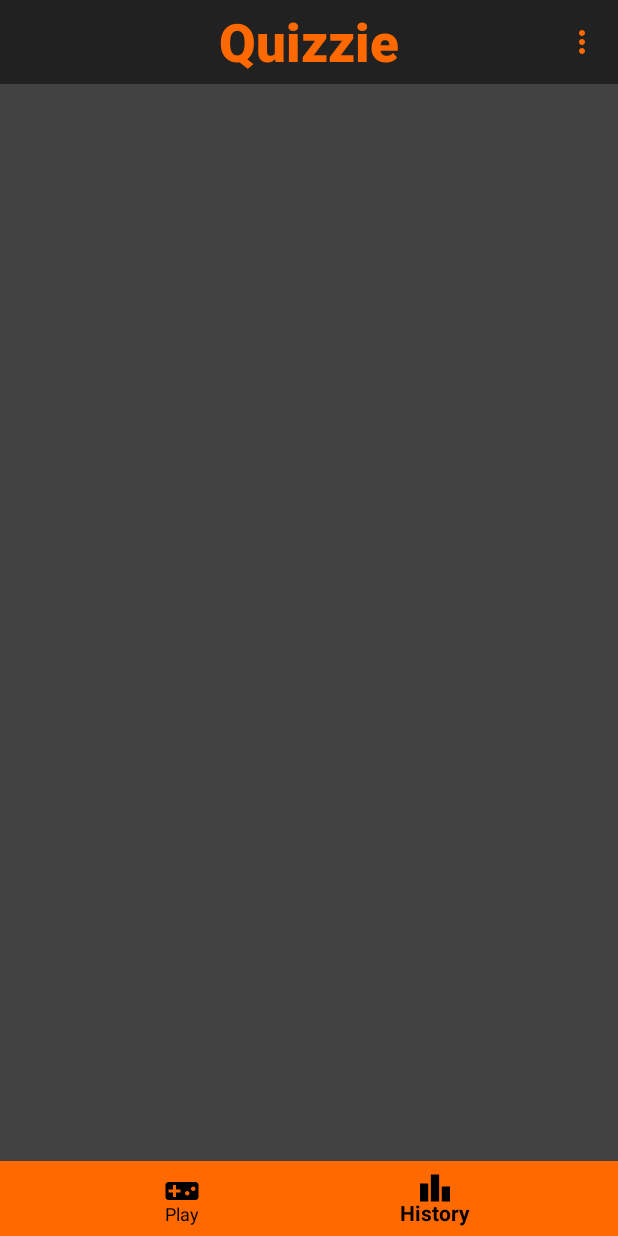
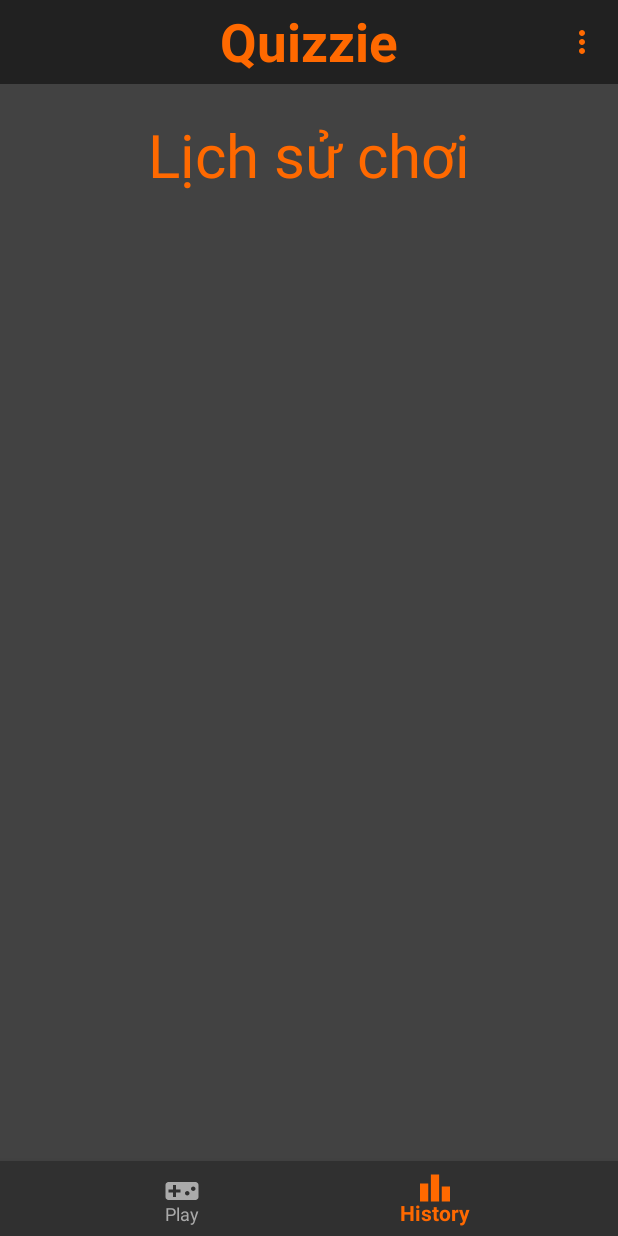
Before and after one commit to MingDeCalax/Project_LTTBDD_CuoiKi, an Android app: the MainActivity screen opened directly, with no data from a screen before it, item 2 of the bottom bar chosen, on a phone screen of 412 x 824 dp. Run offline under Robolectric (Android 15) with nearby library versions, the phone set to English and light mode, and no system bars; Roboto replaces fonts that are not available here.

Commit message:
edit minority of the design

```diff
--- a/app/src/main/java/com/example/quizzie_final/MainActivity.java
+++ b/app/src/main/java/com/example/quizzie_final/MainActivity.java
@@ -174,27 +174,27 @@ public class MainActivity extends AppCompatActivity {
         String topic;
         switch (view.getId()) {
             case R.id.math_button:
-                topic = "math";
+                topic = "Math";
                 break;
             case R.id.economics_button:
-                topic = "economics";
+                topic = "Economics";
                 break;
             case R.id.geography_button:
-                topic = "geography";
+                topic = "Geography";
                 break;
             case R.id.literature_button:
-                topic = "literature";
+                topic = "Literature";
                 break;
             case R.id.music_button:
-                topic = "music";
+                topic = "Music";
                 break;
             case R.id.sports_button:
-                topic = "sports";
+                topic = "Sports";
                 break;
             default:
                 topic = "";
         }
-        HistoryFragment.setTopic(topic);
+        HistoryFragment.setTopic(topic.toLowerCase());
         ResultFragment.setTopic(topic);
         mainFrag = new FragmentDifficult();
         replaceFragment(mainFrag);
--- /dev/null
+++ b/app/src/main/res/color/navibuttoncolor.xml
@@ -0,0 +1,5 @@
+<?xml version="1.0" encoding="utf-8"?>
+<selector xmlns:android="http://schemas.android.com/apk/res/android">
+    <item android:state_checked="true" android:color="@color/colorButton"/>
+    <item android:state_checked="false" android:color="@android:color/darker_gray" />
+</selector>
--- a/app/src/main/res/drawable/game_icon.xml
+++ b/app/src/main/res/drawable/game_icon.xml
@@ -1,5 +1,5 @@
-<vector android:height="24dp" android:tint="#FF6900"
+<vector android:height="24dp" android:tint="@android:color/darker_gray"
     android:viewportHeight="24" android:viewportWidth="24"
     android:width="24dp" xmlns:android="http://schemas.android.com/apk/res/android">
-    <path android:fillColor="@android:color/white" android:pathData="M21,6L3,6c-1.1,0 -2,0.9 -2,2v8c0,1.1 0.9,2 2,2h18c1.1,0 2,-0.9 2,-2L23,8c0,-1.1 -0.9,-2 -2,-2zM11,13L8,13v3L6,16v-3L3,13v-2h3L6,8h2v3h3v2zM15.5,15c-0.83,0 -1.5,-0.67 -1.5,-1.5s0.67,-1.5 1.5,-1.5 1.5,0.67 1.5,1.5 -0.67,1.5 -1.5,1.5zM19.5,12c-0.83,0 -1.5,-0.67 -1.5,-1.5S18.67,9 19.5,9s1.5,0.67 1.5,1.5 -0.67,1.5 -1.5,1.5z"/>
+    <path android:fillColor="@android:color/black" android:pathData="M21,6L3,6c-1.1,0 -2,0.9 -2,2v8c0,1.1 0.9,2 2,2h18c1.1,0 2,-0.9 2,-2L23,8c0,-1.1 -0.9,-2 -2,-2zM11,13L8,13v3L6,16v-3L3,13v-2h3L6,8h2v3h3v2zM15.5,15c-0.83,0 -1.5,-0.67 -1.5,-1.5s0.67,-1.5 1.5,-1.5 1.5,0.67 1.5,1.5 -0.67,1.5 -1.5,1.5zM19.5,12c-0.83,0 -1.5,-0.67 -1.5,-1.5S18.67,9 19.5,9s1.5,0.67 1.5,1.5 -0.67,1.5 -1.5,1.5z"/>
 </vector>
--- a/app/src/main/res/drawable/history_icon.xml
+++ b/app/src/main/res/drawable/history_icon.xml
@@ -1,4 +1,4 @@
-<vector android:height="24dp" android:tint="#FF6900"
+<vector android:height="24dp" android:tint="@android:color/darker_gray"
     android:viewportHeight="24" android:viewportWidth="24"
     android:width="24dp" xmlns:android="http://schemas.android.com/apk/res/android">
     <path android:fillColor="@android:color/white" android:pathData="M7.5,21H2V9h5.5V21zM14.75,3h-5.5v18h5.5V3zM22,11h-5.5v10H22V11z"/>
--- a/app/src/main/res/layout/activity_main.xml
+++ b/app/src/main/res/layout/activity_main.xml
@@ -27,9 +27,11 @@
     <com.google.android.material.bottomnavigation.BottomNavigationView
         android:id="@+id/bottomNavigationView"
         android:layout_width="match_parent"
-        android:background="@color/colorButton"
+        android:background="@color/background_material_dark"
+        app:itemIconTint="@color/navibuttoncolor"
+        app:itemTextColor="@color/navibuttoncolor"
         android:layout_height="50dp"
-        app:itemRippleColor="@color/cardview_dark_background"
+        app:itemRippleColor="@color/colorButton"
         app:layout_constraintBottom_toBottomOf="parent"
         app:menu="@menu/bottom_nav_menu"
         tools:layout_editor_absoluteX="0dp"
--- a/app/src/main/res/layout/history_fragment.xml
+++ b/app/src/main/res/layout/history_fragment.xml
@@ -7,13 +7,26 @@
     android:background="@color/colorChat">
 
     <!-- TODO: Update blank fragment layout -->
-
+    <LinearLayout
+        android:layout_width="match_parent"
+        android:layout_height="match_parent"
+        android:orientation="vertical"
+        >
+     <TextView
+         android:layout_width="match_parent"
+         android:layout_height="wrap_content"
+         android:text="Lịch sử chơi"
+         android:textAlignment="center"
+         android:textSize="40dp"
+         android:textColor="@color/colorButton"
+         android:paddingTop="20dp"
+         ></TextView>
     <ScrollView
         android:id="@+id/scrollViewHistory"
         android:layout_width="match_parent"
 
-        android:layout_height="match_parent"
-
+        android:layout_height="fill_parent"
+        android:paddingTop="20dp"
         tools:layout_editor_absoluteX="0dp">
 
 
@@ -29,4 +42,6 @@
 
 
     </ScrollView>
+    </LinearLayout>
+
 </FrameLayout>
--- a/app/src/main/res/layout/toolbar.xml
+++ b/app/src/main/res/layout/toolbar.xml
@@ -5,7 +5,8 @@
     xmlns:app="http://schemas.android.com/apk/res-auto"
     android:background="@color/colorPrimary"
     android:id="@+id/main_app_bar"
-    android:theme="@style/ThemeOverlay.AppCompat.Dark.ActionBar">
+    android:theme="@style/ThemeOverlay.AppCompat.Dark.ActionBar"
+    app:titleTextColor="@color/colorButton">
 
     <LinearLayout
         android:layout_width="wrap_content"
@@ -18,7 +19,7 @@
         android:text="@string/app_name"
         android:textStyle="bold"
         android:textSize="35sp"
-        style="@style/TextAppearance.AppCompat.Title"
+
         android:textColor="@color/colorButton"
         android:layout_gravity="center"/>
 
--- a/app/src/main/res/menu/bottom_nav_menu.xml
+++ b/app/src/main/res/menu/bottom_nav_menu.xml
@@ -5,7 +5,7 @@
     <item
     android:id="@+id/game"
     android:title="Play"
-    android:icon="@drawable/game_icon"/>
+    android:icon="@drawable/game_icon" />
 
     <item
         android:id="@+id/history"
```
